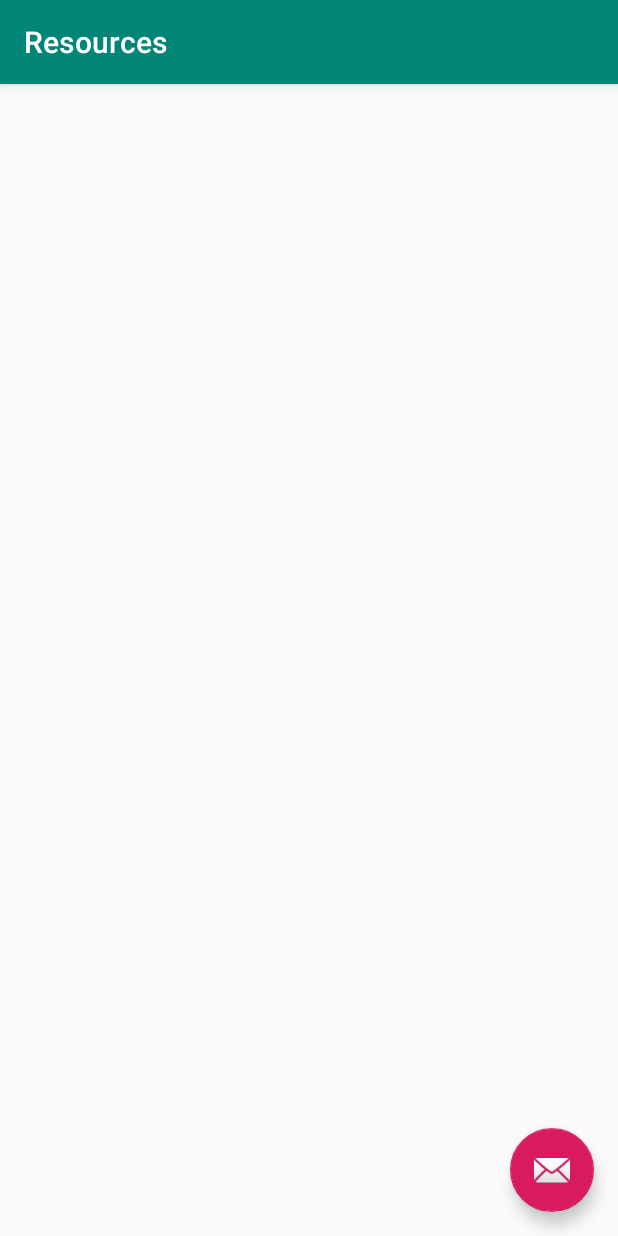
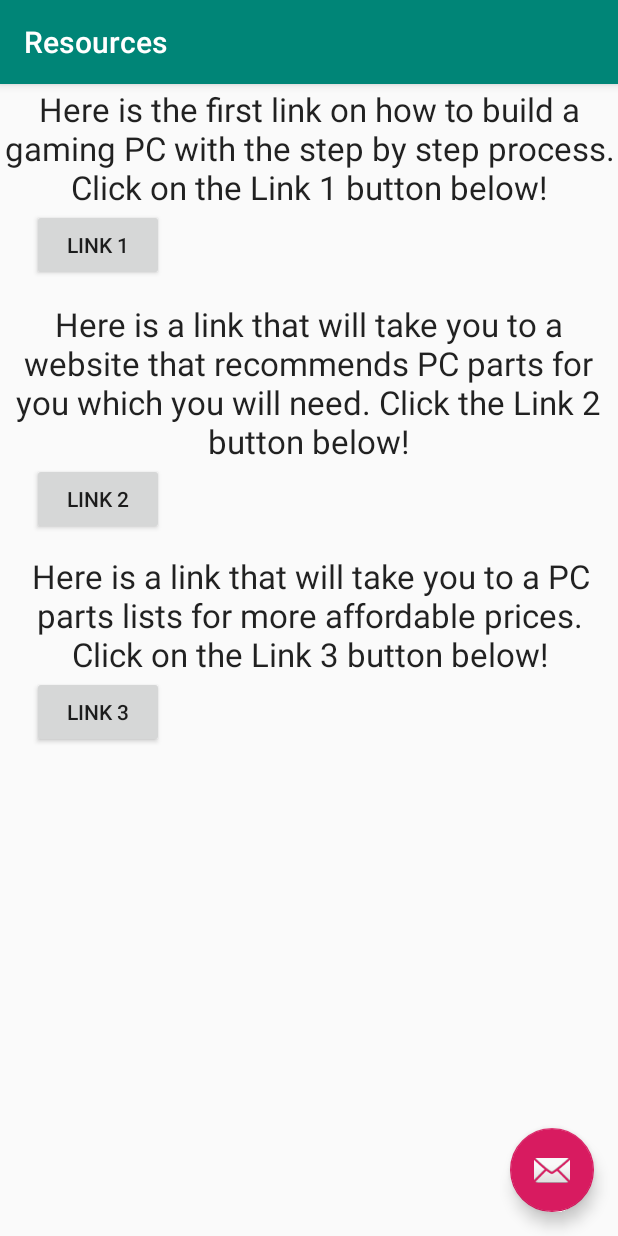
Before and after one commit to d310n/d3PCBuilder, an Android app: the ResourceActivity screen opened directly, with no data from a screen before it, on a phone screen of 412 x 824 dp. Run offline under Robolectric (Android 15) with nearby library versions, the phone set to English and light mode, and no system bars.

Commit message:
Final Build

```diff
--- a/app/src/main/java/com/example/d3pcbuilder/ResourceActivity.java
+++ b/app/src/main/java/com/example/d3pcbuilder/ResourceActivity.java
@@ -1,5 +1,7 @@
 package com.example.d3pcbuilder;
 
+import android.content.Intent;
+import android.net.Uri;
 import android.os.Bundle;
 
 import com.google.android.material.floatingactionbutton.FloatingActionButton;
@@ -9,6 +11,7 @@ import androidx.appcompat.app.AppCompatActivity;
 import androidx.appcompat.widget.Toolbar;
 
 import android.view.View;
+import android.widget.Button;
 
 public class ResourceActivity extends AppCompatActivity {
 
@@ -27,6 +30,47 @@ public class ResourceActivity extends AppCompatActivity {
                         .setAction("Action", null).show();
             }
         });
+
+        //Add a listener to the button to take you to the temp converter
+        Button btnLinkOne = (Button) findViewById(R.id.btnLinkOne);
+        btnLinkOne.setOnClickListener(new View.OnClickListener() {
+            @Override
+            public void onClick(View view) {
+                goLinkOne();
+            }
+        });
+        //Add a listener to the button to take you to the temp converter
+        Button btnLinkTwo = (Button) findViewById(R.id.btnLinkTwo);
+        btnLinkTwo.setOnClickListener(new View.OnClickListener() {
+            @Override
+            public void onClick(View view) {
+                goLinkTwo();
+            }
+        });
+        //Add a listener to the button to take you to the temp converter
+        Button btnLinkThree = (Button) findViewById(R.id.btnLinkThree);
+        btnLinkThree.setOnClickListener(new View.OnClickListener() {
+            @Override
+            public void onClick(View view) {
+                goLinkThree();
+            }
+
+        });
+    }
+
+    private void goLinkOne() {
+        Intent browserIntent = new Intent(Intent.ACTION_VIEW, Uri.parse("https://www.wepc.com/how-to/build-a-gaming-pc/"));
+        startActivity(browserIntent);
+    }
+
+    private void goLinkTwo() {
+        Intent browserIntent = new Intent(Intent.ACTION_VIEW, Uri.parse(" https://www.tomshardware.com/"));
+        startActivity(browserIntent);
+    }
+
+    private void goLinkThree() {
+        Intent browserIntent = new Intent(Intent.ACTION_VIEW, Uri.parse("https://www.amazon.com/s?k=gaming+pc+parts&ref=nb_sb_noss_2"));
+        startActivity(browserIntent);
     }
 
 }
--- a/app/src/main/res/layout/content_resource.xml
+++ b/app/src/main/res/layout/content_resource.xml
@@ -1,5 +1,5 @@
 <?xml version="1.0" encoding="utf-8"?>
-<androidx.constraintlayout.widget.ConstraintLayout xmlns:android="http://schemas.android.com/apk/res/android"
+<RelativeLayout xmlns:android="http://schemas.android.com/apk/res/android"
     xmlns:app="http://schemas.android.com/apk/res-auto"
     xmlns:tools="http://schemas.android.com/tools"
     android:layout_width="match_parent"
@@ -8,4 +8,92 @@
     tools:context=".ResourceActivity"
     tools:showIn="@layout/activity_resource">
 
-</androidx.constraintlayout.widget.ConstraintLayout>
+    <TextView
+        android:id="@+id/lblResourceOne"
+        android:layout_width="wrap_content"
+        android:layout_height="wrap_content"
+        android:layout_alignParentStart="true"
+        android:layout_alignParentTop="true"
+        android:layout_marginStart="0dp"
+        android:layout_marginTop="2dp"
+        android:gravity="center_horizontal"
+        android:text="@string/resourceOne"
+        android:textAppearance="?android:attr/textAppearanceLarge"
+        app:layout_constraintTop_toTopOf="parent"
+        tools:layout_editor_absoluteX="4dp" />
+
+    <Button
+        android:id="@+id/btnLinkOne"
+        android:layout_width="wrap_content"
+        android:layout_height="wrap_content"
+        android:layout_row="0"
+        android:layout_column="1"
+        android:layout_below="@id/lblResourceOne"
+        android:layout_alignParentStart="true"
+        android:layout_alignParentLeft="true"
+        android:layout_gravity="center|fill"
+        android:layout_marginStart="21dp"
+        android:layout_marginLeft="21dp"
+        android:layout_marginBottom="-150dp"
+        android:text="@string/linkOne" />
+
+    <TextView
+        android:id="@+id/lblResourceTwo"
+        android:layout_width="wrap_content"
+        android:layout_height="wrap_content"
+        android:layout_alignParentStart="true"
+        android:layout_alignParentTop="true"
+        android:layout_marginStart="-1dp"
+        android:layout_marginTop="145dp"
+        android:gravity="center_horizontal"
+        android:text="@string/resourceTwo"
+        android:textAppearance="?android:attr/textAppearanceLarge"
+        app:layout_constraintTop_toTopOf="parent"
+        tools:layout_editor_absoluteX="4dp" />
+
+    <Button
+        android:id="@+id/btnLinkTwo"
+        android:layout_width="wrap_content"
+        android:layout_height="wrap_content"
+        android:layout_row="0"
+        android:layout_column="1"
+        android:layout_below="@id/lblResourceTwo"
+        android:layout_alignParentStart="true"
+        android:layout_alignParentLeft="true"
+        android:layout_gravity="center|fill"
+        android:layout_marginStart="21dp"
+        android:layout_marginLeft="21dp"
+        android:layout_marginBottom="-150dp"
+        android:text="@string/linkTwo" />
+
+    <TextView
+        android:id="@+id/lblResourceThree"
+        android:layout_width="wrap_content"
+        android:layout_height="wrap_content"
+        android:layout_alignParentStart="true"
+        android:layout_alignParentTop="true"
+        android:layout_marginStart="1dp"
+        android:layout_marginTop="313dp"
+        android:gravity="center_horizontal"
+        android:text="@string/resourceThree"
+        android:textAppearance="?android:attr/textAppearanceLarge"
+        app:layout_constraintTop_toTopOf="parent"
+        tools:layout_editor_absoluteX="4dp" />
+
+    <Button
+        android:id="@+id/btnLinkThree"
+        android:layout_width="wrap_content"
+        android:layout_height="wrap_content"
+        android:layout_row="0"
+        android:layout_column="1"
+        android:layout_below="@id/lblResourceThree"
+        android:layout_alignParentStart="true"
+        android:layout_alignParentLeft="true"
+        android:layout_gravity="center|fill"
+        android:layout_marginStart="21dp"
+        android:layout_marginLeft="21dp"
+        android:layout_marginBottom="-150dp"
+        android:text="@string/linkThree" />
+
+
+</RelativeLayout>
--- a/app/src/main/res/values/strings.xml
+++ b/app/src/main/res/values/strings.xml
@@ -12,4 +12,10 @@
     <string name="step_one_text">The first step for building a PC is knowing the basics of every PC hardware part that is needed. Please click the step 1 button for more!</string>
     <string name="step_two_text">The second step for building a PC is knowing where all of the parts go to make sure that it runs when you turn it on. Please click the step 2 button for more!</string>
     <string name="step_three_text">The final step for building a PC is starting up the system and learning set up the bios. Please click the step 3 button for more!</string>
+    <string name="linkOne">Link 1</string>
+    <string name="linkTwo">Link 2</string>
+    <string name="linkThree">Link 3</string>
+    <string name="resourceOne">Here is the first link on how to build a gaming PC with the step by step process. Click on the Link 1 button below! </string>
+    <string name="resourceTwo">Here is a link that will take you to a website that recommends PC parts for you which you will need. Click the Link 2 button below!</string>
+    <string name="resourceThree">Here is a link that will take you to a PC parts lists for more affordable prices. Click on the Link 3 button below!</string>
 </resources>
```
